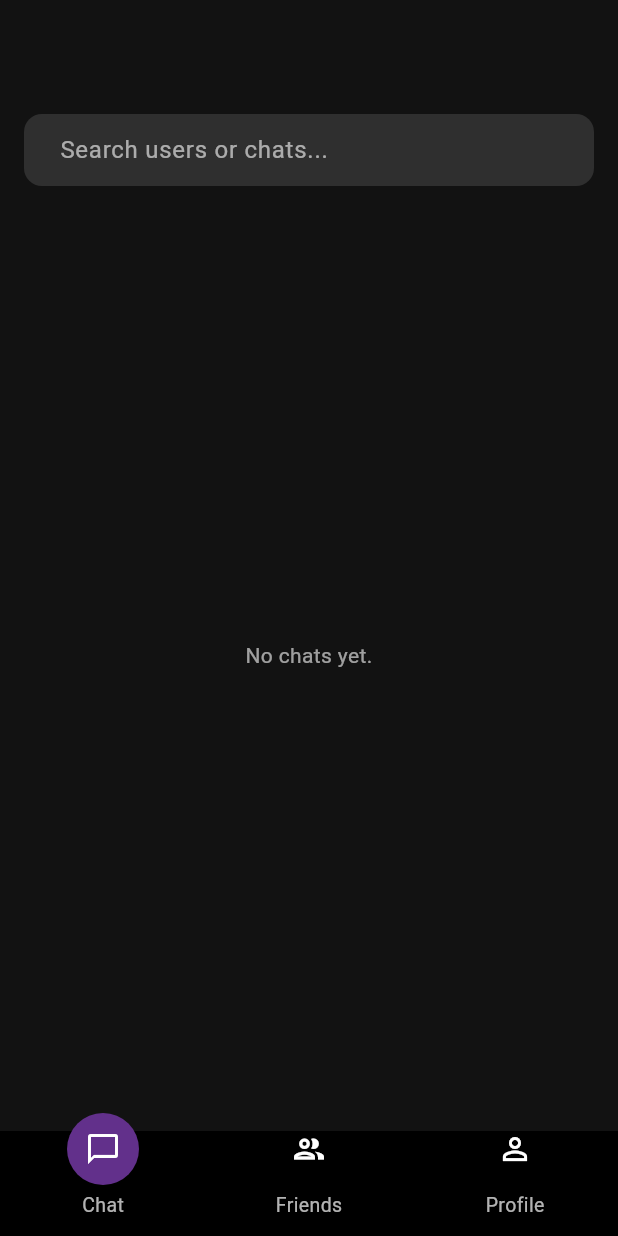
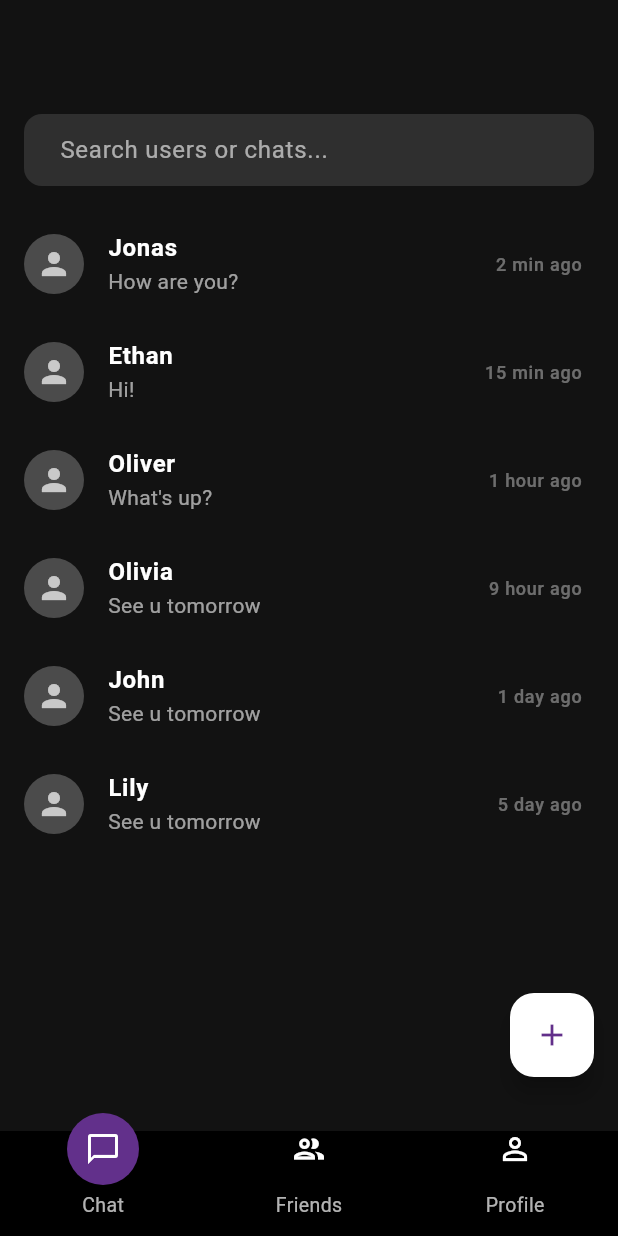
Before and after one commit to melinap9omu/P2P_Chat_System_ChatterBox, a Flutter app: the ChatPage screen opened directly, on a phone screen of 412 x 824 dp. Run offline on Flutter 3.47's test engine with Material 3 defaults, Android fonts, the phone set to English and light mode, and no system bars; our stand-ins replace google_fonts; Roboto replaces fonts that are missing (Almarai).

Commit message:
added plus icon to the chat page

```diff
--- a/frontend/lib/chat_page.dart
+++ b/frontend/lib/chat_page.dart
@@ -1,7 +1,7 @@
 import 'package:flutter/material.dart';
 import 'package:google_fonts/google_fonts.dart';
-import 'friend_page.dart'; // Make sure this file exists
-import 'profile_page.dart'; // Make sure this file exists
+import 'friend_page.dart';
+import 'profile_page.dart';
 
 class ChatPage extends StatefulWidget {
   const ChatPage({super.key});
@@ -20,6 +20,52 @@ class _ChatPageState extends State<ChatPage> {
     Icons.person_outline
   ];
 
+  final TextEditingController _searchController = TextEditingController();
+
+  List<Map<String, String>> allChats = [
+    {'name': 'Jonas', 'message': 'How are you?', 'time': '2 min ago'},
+    {'name': 'Ethan', 'message': 'Hi!', 'time': '15 min ago'},
+    {'name': 'Oliver', 'message': "What's up?", 'time': '1 hour ago'},
+    {'name': 'Olivia', 'message': 'See u tomorrow', 'time': '9 hour ago'},
+    {'name': 'John', 'message': 'See u tomorrow', 'time': '1 day ago'},
+    {'name': 'Lily', 'message': 'See u tomorrow', 'time': '5 day ago'},
+  ];
+
+  List<Map<String, String>> filteredChats = [];
+
+  @override
+  void initState() {
+    super.initState();
+    filteredChats = List.from(allChats); // Initially show all chats
+    _searchController.addListener(_searchChats); // Listen for changes
+  }
+
+  void _searchChats() {
+    final query = _searchController.text.toLowerCase();
+    setState(() {
+      filteredChats = allChats
+          .where((chat) => chat['name']!.toLowerCase().contains(query))
+          .toList();
+    });
+  }
+
+  void _loadMoreChats() {
+    setState(() {
+      allChats.addAll([
+        {'name': 'Sophia', 'message': 'Let\'s catch up!', 'time': '6 day ago'},
+        {'name': 'Noah', 'message': 'Yo!', 'time': '7 day ago'},
+        {'name': 'Emma', 'message': 'Nice to meet you.', 'time': '8 day ago'},
+      ]);
+      _searchChats(); // Update filter with existing query
+    });
+  }
+
+  @override
+  void dispose() {
+    _searchController.dispose(); // Clean up the controller
+    super.dispose();
+  }
+
   @override
   Widget build(BuildContext context) {
     return Scaffold(
@@ -30,6 +76,7 @@ class _ChatPageState extends State<ChatPage> {
           Padding(
             padding: const EdgeInsets.all(16.0),
             child: TextField(
+              controller: _searchController,
               style: const TextStyle(color: Colors.white),
               decoration: InputDecoration(
                 filled: true,
@@ -44,17 +91,50 @@ class _ChatPageState extends State<ChatPage> {
               ),
             ),
           ),
-          const Expanded(
-            child: Center(
-              child: Text(
-                'No chats yet.',
-                textAlign: TextAlign.center,
-                style: TextStyle(color: Colors.white60),
-              ),
-            ),
+          Expanded(
+            child: filteredChats.isEmpty
+                ? const Center(
+                    child: Text(
+                      'No matching chats.',
+                      style: TextStyle(color: Colors.white60),
+                    ),
+                  )
+                : ListView.builder(
+                    itemCount: filteredChats.length,
+                    itemBuilder: (context, index) {
+                      final chat = filteredChats[index];
+                      return ListTile(
+                        leading: const CircleAvatar(
+                          backgroundColor: Colors.white24,
+                          child: Icon(Icons.person, color: Colors.white70),
+                        ),
+                        title: Text(
+                          chat['name']!,
+                          style: const TextStyle(
+                              color: Colors.white,
+                              fontWeight: FontWeight.bold),
+                        ),
+                        subtitle: Text(
+                          chat['message']!,
+                          style: const TextStyle(color: Colors.white60),
+                        ),
+                        trailing: Text(
+                          chat['time']!,
+                          style: const TextStyle(
+                              color: Colors.white38, fontSize: 12),
+                        ),
+                      );
+                    },
+                  ),
           ),
         ],
       ),
+      floatingActionButton: FloatingActionButton(
+        onPressed: _loadMoreChats,
+        backgroundColor: Colors.white,
+        child: const Icon(Icons.add, color: Color(0xFF622F8A)),
+      ),
+      floatingActionButtonLocation: FloatingActionButtonLocation.endFloat,
       bottomNavigationBar: Container(
         height: 90,
         decoration: const BoxDecoration(
@@ -82,12 +162,14 @@ class _ChatPageState extends State<ChatPage> {
                       if (index == 1) {
                         Navigator.push(
                           context,
-                          MaterialPageRoute(builder: (context) => const FriendPage()),
+                          MaterialPageRoute(
+                              builder: (context) => const FriendPage()),
                         );
                       } else if (index == 2) {
                         Navigator.push(
                           context,
-                          MaterialPageRoute(builder: (context) => const ProfilePage()),
+                          MaterialPageRoute(
+                              builder: (context) => const ProfilePage()),
                         );
                       } else {
                         setState(() {
```
